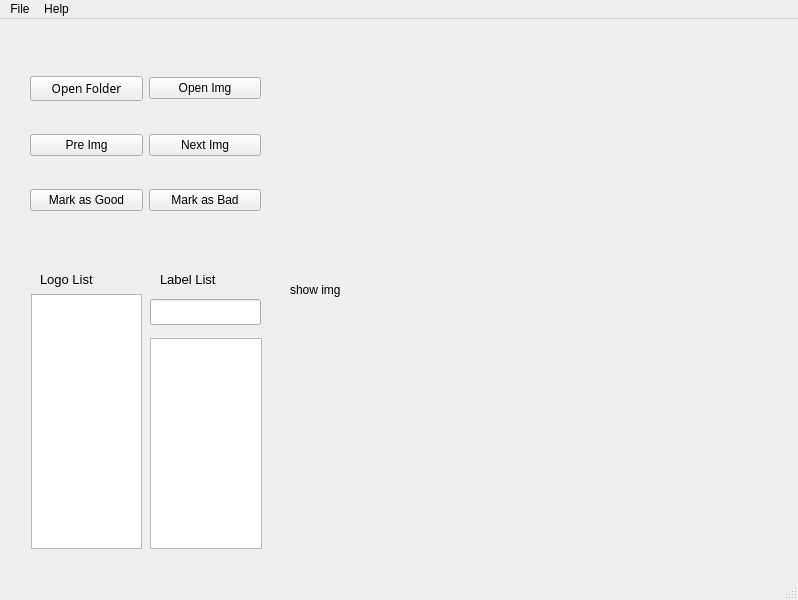
wowDylan/imgManger, file windowUi.ui: the form before one commit.
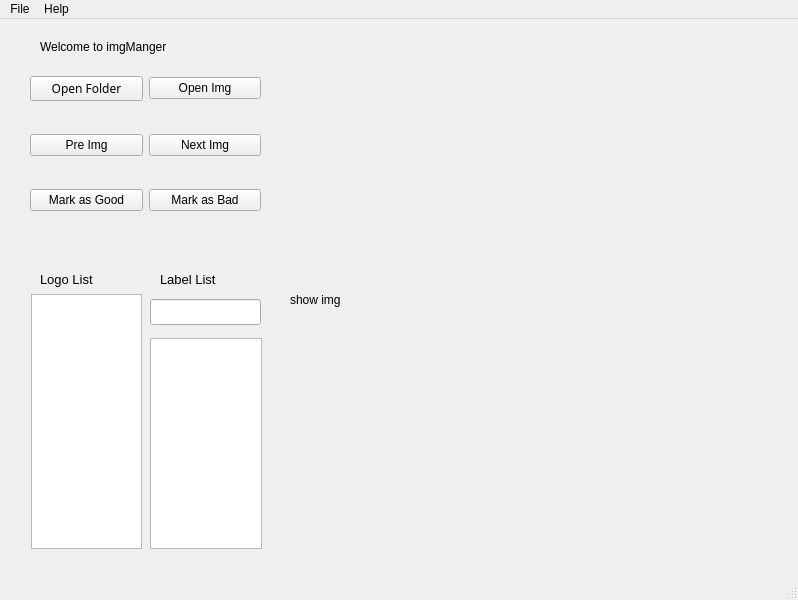
The form after the commit.

What changed in the file:
```diff
--- a/windowUi.ui
+++ b/windowUi.ui
@@ -80,7 +80,7 @@
       <x>290</x>
       <y>30</y>
       <width>471</width>
-      <height>481</height>
+      <height>501</height>
      </rect>
     </property>
     <property name="cursor">
@@ -136,7 +136,7 @@
      <rect>
       <x>160</x>
       <y>251</y>
-      <width>61</width>
+      <width>81</width>
       <height>18</height>
      </rect>
     </property>
@@ -159,6 +159,19 @@
      </rect>
     </property>
    </widget>
+   <widget class="QLabel" name="label">
+    <property name="geometry">
+     <rect>
+      <x>40</x>
+      <y>20</y>
+      <width>131</width>
+      <height>16</height>
+     </rect>
+    </property>
+    <property name="text">
+     <string>Welcome to imgManger</string>
+    </property>
+   </widget>
   </widget>
   <widget class="QMenuBar" name="menubar">
    <property name="geometry">
```
Left out of the diff: 2 changed lines with no effect on the pictures.
